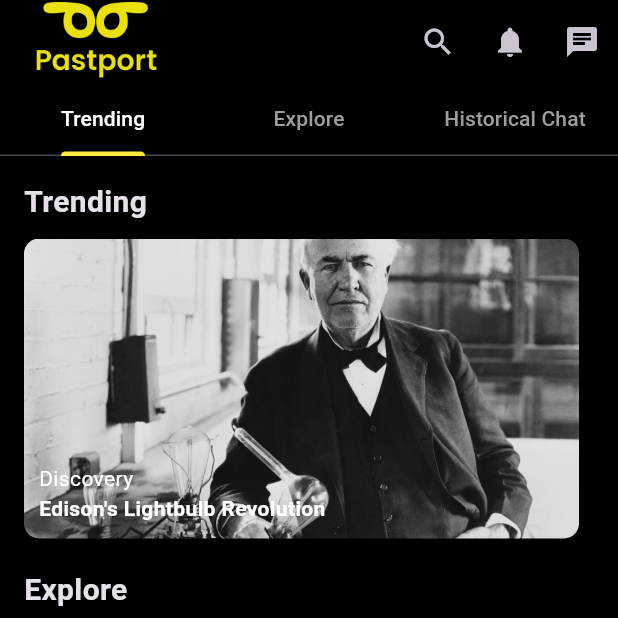
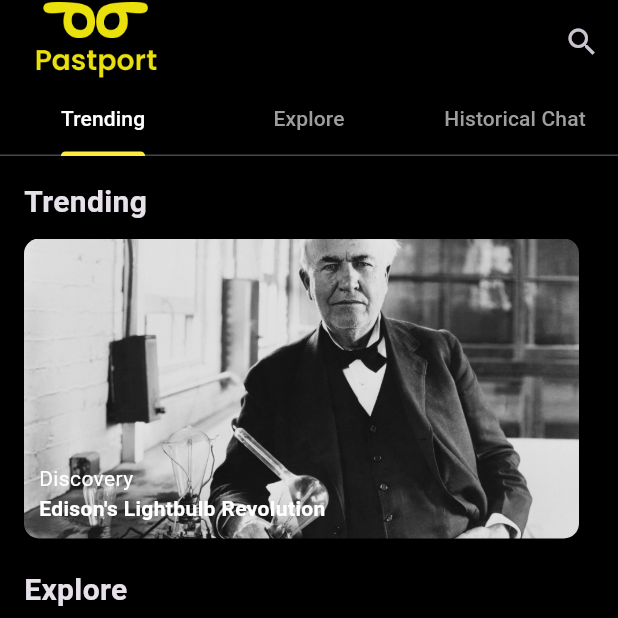
Before and after one commit to jaygohel109/TaskFormer, a Flutter app: the HomePage screen opened directly, on a phone screen of 412 x 824 dp, the top half of it. Run offline on Flutter 3.47's test engine with Material 3 defaults, Android fonts, the light colour scheme and no system bars; our stand-ins replace shared_preferences, sqflite; accounts and stored records are empty.

Commit message:
updated the HomeScreen and ProfileScreen

```diff
--- a/taskformer/lib/screens/home_screen.dart
+++ b/taskformer/lib/screens/home_screen.dart
@@ -6,7 +6,7 @@ import 'package:taskformer/widgets/trending_card.dart';
 import 'package:taskformer/widgets/explore_card.dart';
 import 'package:taskformer/widgets/chat_card.dart';
 import 'package:taskformer/screens/profile_screen.dart';
-import 'package:taskformer/widgets/chatbot_popup.dart'; // Ensure ChatbotPopup is imported
+import 'package:taskformer/screens/chat_screen.dart';
 
 class HomePage extends StatefulWidget {
   const HomePage({Key? key}) : super(key: key);
@@ -47,15 +47,14 @@ class HomePageState extends State<HomePage> {
     }
   }
 
-  void _showChatbotPopup() {
-    showDialog(
-      context: context,
-      builder: (BuildContext context) => const ChatbotPopup(),
-    );
-  }
-
   @override
   Widget build(BuildContext context) {
+    final List<Map<String, String>> persons = [
+      {'name': 'Leonardo da Vinci ', 'image': 'assets/images/leonardo.jpeg'},
+      {'name': ' Cleopatra VII ', 'image': 'assets/images/cleopatra-19.jpg'},
+      {'name': ' Napoleon Bonaparte', 'image': 'assets/images/napolean.jpeg'},
+    ];
+
     return DefaultTabController(
       length: 3,
       child: Scaffold(
@@ -75,14 +74,6 @@ class HomePageState extends State<HomePage> {
             IconButton(
               icon: const Icon(Icons.search),
               onPressed: () {},
-            ),
-            IconButton(
-              icon: const Icon(Icons.notifications),
-              onPressed: () {},
-            ),
-            IconButton(
-              icon: const Icon(Icons.chat),
-              onPressed: _showChatbotPopup,
             ),
           ],
           bottom: const TabBar(
@@ -106,8 +97,7 @@ class HomePageState extends State<HomePage> {
                   children: [
                     const Text(
                       'Trending',
-                      style:
-                          TextStyle(fontSize: 20, fontWeight: FontWeight.bold),
+                      style: TextStyle(fontSize: 20, fontWeight: FontWeight.bold),
                     ),
                     const SizedBox(height: 10),
                     SizedBox(
@@ -130,8 +120,7 @@ class HomePageState extends State<HomePage> {
                     const SizedBox(height: 20),
                     const Text(
                       'Explore',
-                      style:
-                          TextStyle(fontSize: 20, fontWeight: FontWeight.bold),
+                      style: TextStyle(fontSize: 20, fontWeight: FontWeight.bold),
                     ),
                     const SizedBox(height: 10),
                     GridView.count(
@@ -146,8 +135,7 @@ class HomePageState extends State<HomePage> {
                             imageUrl: 'assets/images/time-period.jpeg'),
                         ExploreCard(
                             title: "Geographical Regions",
-                            imageUrl:
-                                'assets/images/geographical-event-image.png'),
+                            imageUrl: 'assets/images/geographical-event-image.png'),
                         ExploreCard(
                             title: "Events",
                             imageUrl: 'assets/images/image copy.png'),
@@ -159,30 +147,48 @@ class HomePageState extends State<HomePage> {
                     const SizedBox(height: 20),
                     const Text(
                       'Historical Chat',
-                      style:
-                          TextStyle(fontSize: 20, fontWeight: FontWeight.bold),
+                      style: TextStyle(fontSize: 20, fontWeight: FontWeight.bold),
                     ),
                     const SizedBox(height: 10),
-                    const Row(
-                      mainAxisAlignment: MainAxisAlignment.spaceEvenly,
-                      children: [
-                        ChatCard(
-                            name: "Leonardo da Vinci",
-                            imageUrl: 'assets/images/leonardo.jpeg'),
-                        ChatCard(
-                            name: "Cleopatra VII",
-                            imageUrl: 'assets/images/cleopatra-19.jpg'),
-                        ChatCard(
-                            name: "Napoleon Bonaparte",
-                            imageUrl: 'assets/images/napolean.jpeg'),
-                      ],
+                    SingleChildScrollView(
+                      scrollDirection: Axis.horizontal,
+                      child: Row(
+                        children: [
+                          ...persons.map((person) {
+                            return ChatCard(
+                              name: person['name']!,
+                              imageUrl: person['image']!,
+                              onTap: () {
+                                Navigator.push(
+                                  context,
+                                  MaterialPageRoute(
+                                    builder: (context) => ChatScreen(
+                                      personName: person['name']!,
+                                      personImage: person['image']!,
+                                    ),
+                                  ),
+                                );
+                              },
+                            );
+                          }).toList(),
+                          IconButton(
+                            icon: const Icon(Icons.arrow_forward, color: Colors.yellow),
+                            onPressed: () {
+                              Navigator.push(
+                                context,
+                                MaterialPageRoute(builder: (context) => const ChatSelectionScreen()),
+                              );
+                            },
+                          ),
+                        ],
+                      ),
                     ),
                   ],
                 ),
               ),
             ),
             Container(
-              child: const Center(child: Text('Explore Page Content jay')),
+              child: const Center(child: Text('Explore Page Content')),
             ),
             Container(
               child: const Center(child: Text('Historical Chat Page Content')),
```
Also changed, not shown: taskformer/lib/screens/privacy_policy_screen.dart (added, +78 -0 lines), taskformer/lib/screens/profile_screen.dart (+29 -14 lines), taskformer/lib/screens/terms_of_service_screen.dart (added, +129 -0 lines), taskformer/lib/widgets/chat_card.dart (+11 -3 lines).
